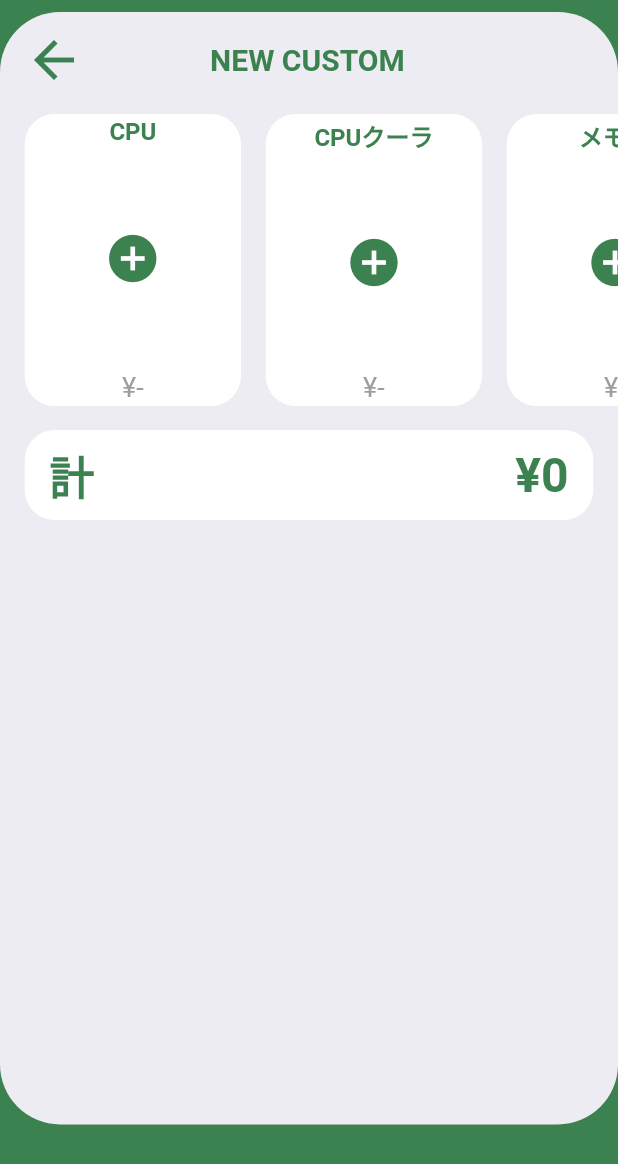
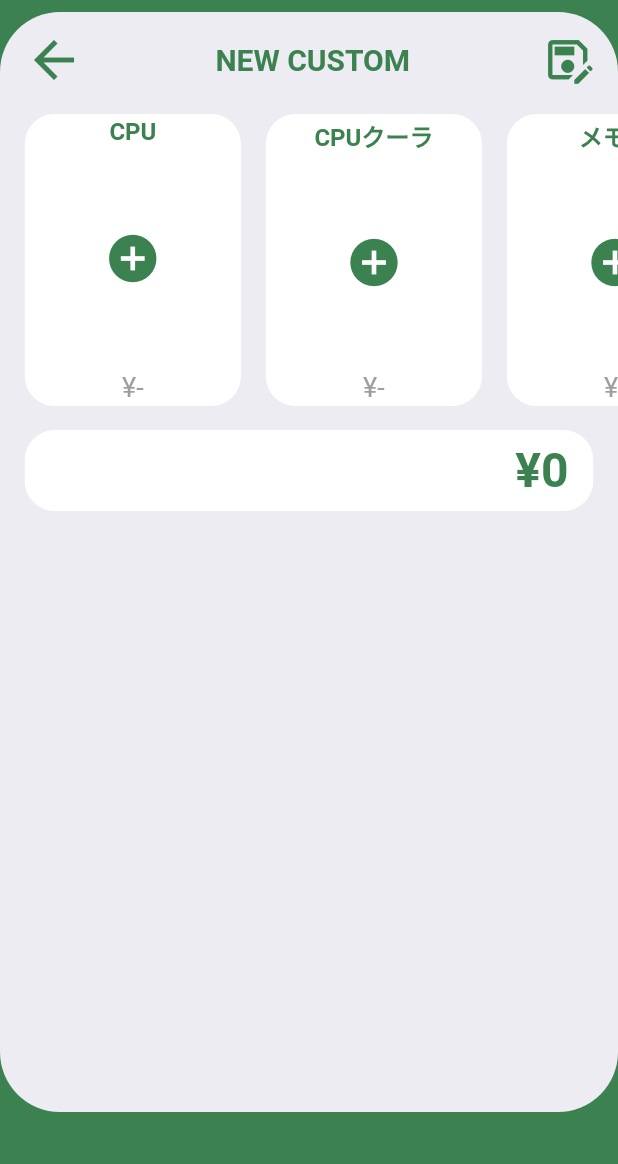
Before and after one commit to OishiKai/PC-Builder, a Flutter app: the CreateCustomPage screen opened directly, on a phone screen of 412 x 824 dp. Shown: the top 1164 px of the screen. Run offline on Flutter 3.47's test engine with Material 2 defaults, Android fonts, the phone set to English and light mode, and no system bars; our stand-ins replace carousel_slider, flutter_riverpod, freezed_annotation, material_segmented_control, riverpod_annotation, smooth_page_indicator; missing offline and left inert: charset_converter, clippy_flutter, euc; generated files the repository leaves out were written again.

Commit message:
気になったWidgetを修正

```diff
--- a/lib/pages/create_custom_page.dart
+++ b/lib/pages/create_custom_page.dart
@@ -30,7 +30,7 @@ class CreateCustomPage extends ConsumerWidget {
               padding: const EdgeInsets.only(top: 8, bottom: 20),
               child: ConstrainedBox(
                 constraints: BoxConstraints(
-                  minHeight: SizeConfig.blockSizeVertical * 90,
+                  minHeight: SizeConfig.blockSizeVertical * 89,
                 ),
                 child: Container(
                   //height: SizeConfig.blockSizeVertical * 90,
@@ -60,9 +60,7 @@ class CreateCustomPage extends ConsumerWidget {
                                 color: _mainColor,
                               ),
                             ),
-                            const Spacer(
-                              flex: 2,
-                            ),
+                            const Spacer(),
                             Text(
                               'NEW CUSTOM',
                               style: TextStyle(
@@ -71,8 +69,17 @@ class CreateCustomPage extends ConsumerWidget {
                                 color: _mainColor,
                               ),
                             ),
-                            const Spacer(
-                              flex: 3,
+                            const Spacer(),
+                            InkWell(
+                              onTap: () {
+                                ref.read(createCustomNotifierProvider.notifier).reset();
+                                Navigator.pop(context);
+                              },
+                              child: Icon(
+                                Icons.save_as_outlined,
+                                size: 35,
+                                color: _mainColor,
+                              ),
                             ),
                           ],
                         ),
--- a/lib/pages/parts_list_page.dart
+++ b/lib/pages/parts_list_page.dart
@@ -26,6 +26,7 @@ class PartsListPage extends StatelessWidget {
             child: ElevatedButton(
               onPressed: () {
                 showModalBottomSheet(
+                  isScrollControlled: true,
                   backgroundColor: Colors.transparent,
                   context: context,
                   builder: (BuildContext context) {
--- a/lib/widgets/create_custom/total_price_widget.dart
+++ b/lib/widgets/create_custom/total_price_widget.dart
@@ -39,14 +39,6 @@ class TotalPriceWidget extends ConsumerWidget {
             child: Row(
               crossAxisAlignment: CrossAxisAlignment.center,
               children: [
-                Text(
-                  '計',
-                  style: TextStyle(
-                    fontSize: 30,
-                    fontWeight: FontWeight.bold,
-                    color: _mainColor,
-                  ),
-                ),
                 const Spacer(),
                 Text(
                   formatPrice(custom.calculateTotalPrice()),
--- a/lib/widgets/parts_list/search_parameter_modal.dart
+++ b/lib/widgets/parts_list/search_parameter_modal.dart
@@ -1,3 +1,4 @@
+import 'package:custom_pc/config/size_config.dart';
 import 'package:custom_pc/models/category_search_parameter.dart';
 import 'package:custom_pc/providers/pc_parts_list.dart';
 import 'package:custom_pc/providers/search_parameters.dart';
@@ -5,7 +6,6 @@ import 'package:flutter/material.dart';
 import 'package:flutter_riverpod/flutter_riverpod.dart';
 
 import '../../domain/url_builder.dart';
-import '../../main.dart';
 
 class SearchParameterModal extends ConsumerStatefulWidget {
   const SearchParameterModal({Key? key}) : super(key: key);
@@ -35,6 +35,7 @@ class _SearchParameterModalState extends ConsumerState<SearchParameterModal> {
 
   @override
   Widget build(BuildContext context) {
+    SizeConfig().init(context);
     final params = ref.watch(searchParameterProvider)!;
     final alignParams = params.alignParameters();
     final standardPage = params.standardPage();
@@ -56,6 +57,7 @@ class _SearchParameterModalState extends ConsumerState<SearchParameterModal> {
     }
 
     return Container(
+      height: SizeConfig.blockSizeVertical * 60,
       decoration: BoxDecoration(
         color: widget._mainColor,
       ),
```
